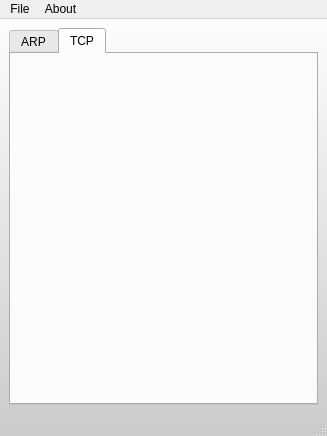
Above: design_crafter2.ui from DamienDaco/Packet_Crafter_Alpha before the change. Below: the same form after it.
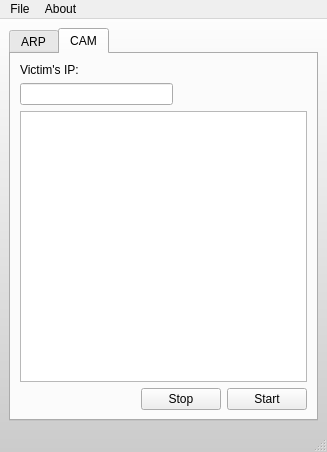
That is the form after the change. The open tabs and pages were chosen to show the change. Icons and pictures are not drawn.

Commit message: Third commit. Added output window.

```diff
--- a/design_crafter2.ui
+++ b/design_crafter2.ui
@@ -7,7 +7,7 @@
     <x>0</x>
     <y>0</y>
     <width>327</width>
-    <height>436</height>
+    <height>452</height>
    </rect>
   </property>
   <property name="windowTitle">
@@ -40,8 +40,8 @@
    <property name="styleSheet">
     <string notr="true"/>
    </property>
-   <layout class="QVBoxLayout" name="verticalLayout">
-    <item>
+   <layout class="QGridLayout" name="gridLayout_2">
+    <item row="0" column="0">
      <widget class="QTabWidget" name="tabWidget">
       <property name="styleSheet">
        <string notr="true"/>
@@ -323,8 +323,69 @@
       </widget>
       <widget class="QWidget" name="tcp_tab">
        <attribute name="title">
-        <string>TCP</string>
+        <string>CAM</string>
        </attribute>
+       <attribute name="toolTip">
+        <string>CAM Flooder</string>
+       </attribute>
+       <layout class="QGridLayout" name="gridLayout_3">
+        <item row="0" column="0">
+         <widget class="QLabel" name="victim_ip_label">
+          <property name="text">
+           <string>Victim's IP:</string>
+          </property>
+          <property name="buddy">
+           <cstring>victim_ip_box</cstring>
+          </property>
+         </widget>
+        </item>
+        <item row="1" column="0" colspan="2">
+         <widget class="QLineEdit" name="victim_ip_box"/>
+        </item>
+        <item row="1" column="2" colspan="2">
+         <spacer name="horizontalSpacer_4">
+          <property name="orientation">
+           <enum>Qt::Horizontal</enum>
+          </property>
+          <property name="sizeHint" stdset="0">
+           <size>
+            <width>128</width>
+            <height>20</height>
+           </size>
+          </property>
+         </spacer>
+        </item>
+        <item row="2" column="0" colspan="4">
+         <widget class="QTextBrowser" name="cam_text_browser"/>
+        </item>
+        <item row="3" column="0">
+         <spacer name="horizontalSpacer_3">
+          <property name="orientation">
+           <enum>Qt::Horizontal</enum>
+          </property>
+          <property name="sizeHint" stdset="0">
+           <size>
+            <width>102</width>
+            <height>20</height>
+           </size>
+          </property>
+         </spacer>
+        </item>
+        <item row="3" column="1" colspan="2">
+         <widget class="QPushButton" name="stop_cam_button">
+          <property name="text">
+           <string>Stop</string>
+          </property>
+         </widget>
+        </item>
+        <item row="3" column="3">
+         <widget class="QPushButton" name="start_cam_button">
+          <property name="text">
+           <string>Start</string>
+          </property>
+         </widget>
+        </item>
+       </layout>
       </widget>
      </widget>
     </item>
```
Left out of the diff: 4 changed lines with no effect on the pictures. The commit also changes 5 other files.
